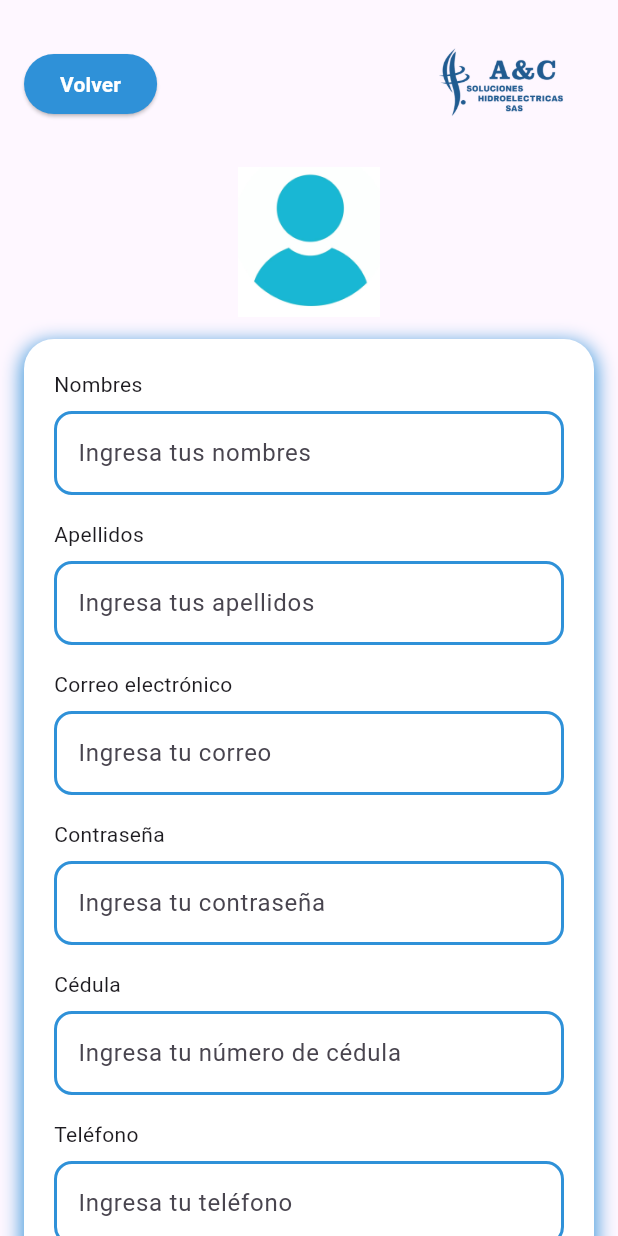
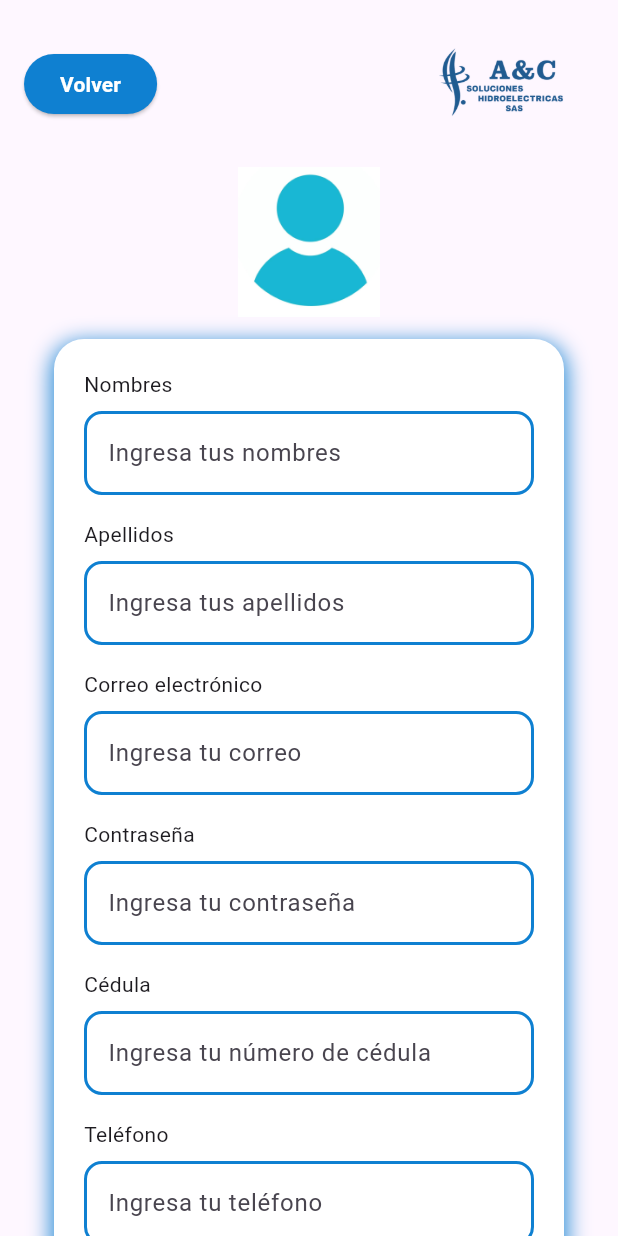
Before and after one commit to jonier255/A-C-Soluciones-Moviles-Flutter, a Flutter app: the screen it shows after launch, after a tap on an icon or button, on a phone screen of 412 x 824 dp. Run offline on Flutter 3.47's test engine with Material 3 defaults, Android fonts, the phone set to English and light mode, and no system bars; our stand-ins replace flutter_bloc.

Commit message:
corrigiendo colores y titulos del login y registro

```diff
--- a/lib/ui/login.dart
+++ b/lib/ui/login.dart
@@ -39,7 +39,7 @@
                     clipper: WaveClipper(),
                     child: Container(
                       height: 180,
-                      color: Color(0xFF2F91D8),
+                      color: Color.fromARGB(255, 15, 128, 209),
                     ),
                   ),
                   const SizedBox(height: 2),
@@ -57,10 +57,10 @@
                       padding: const EdgeInsets.all(20),
                       decoration: BoxDecoration(
                         color: Colors.white,
-                        borderRadius: BorderRadius.circular(12),
+                        borderRadius: BorderRadius.circular(22),
                         boxShadow: [
                           BoxShadow(
-                            color: Color(0xFF2F91D8).withOpacity(0.6),
+                            color: Color.fromARGB(255, 15, 128, 209).withOpacity(0.6),
                             spreadRadius: 4,
                             blurRadius: 10,
                             offset: const Offset(0, 3),
@@ -82,14 +82,17 @@
                                 filled: true,
                                 fillColor: Colors.white,
                                 enabledBorder: OutlineInputBorder(
+                                  borderRadius: BorderRadius.circular(12),
                                   borderSide: BorderSide(
-                                      color: Color(0xFF2F91D8), width: 2.0),
+                                      color: Color.fromARGB(255, 50, 153, 226), width: 2.0),
                                 ),
                                 focusedBorder: OutlineInputBorder(
+                                  borderRadius: BorderRadius.circular(12),
                                   borderSide: BorderSide(
-                                      color: Color(0xFF2F91D8), width: 2.0),
+                                      color: Color.fromARGB(255, 50, 153, 226), width: 2.0),
                                 ),
                                 disabledBorder: OutlineInputBorder(
+                                  borderRadius: BorderRadius.circular(12),
                                   borderSide: BorderSide(
                                       color: Color(0xFF2F91D8), width: 2.0),
                                 )),
@@ -109,16 +112,20 @@
                                 filled: true,
                                 fillColor: Colors.white,
                                 enabledBorder: OutlineInputBorder(
+                                  borderRadius: BorderRadius.circular(12),
                                   borderSide: BorderSide(
-                                      color: Color(0xFF2F91D8), width: 2.0),
+                                      color: Color.fromARGB(255, 41, 142, 214), width: 2.0),
                                 ),
+
                                 focusedBorder: OutlineInputBorder(
+                                  borderRadius: BorderRadius.circular(12),
                                   borderSide: BorderSide(
-                                      color: Color(0xFF2F91D8), width: 2.0),
+                                      color: Color.fromARGB(255, 41, 142, 214), width: 2.0),
                                 ),
                                 disabledBorder: OutlineInputBorder(
+                                  borderRadius: BorderRadius.circular(12),
                                   borderSide: BorderSide(
-                                      color: Color(0xFF2F91D8), width: 2.0),
+                                      color: Color.fromARGB(255, 41, 142, 214), width: 2.0),
                                 )),
                           ),
                           const SizedBox(height: 16),
@@ -143,7 +150,7 @@
                                     style: TextStyle(
 
                                       fontWeight: FontWeight.bold,
-                                      color: Color(0xFF2F91D8),
+                                      color: Color.fromARGB(255, 15, 128, 209),
                                     ),
                                   ),
                                 ),
@@ -163,7 +170,7 @@
                                     textAlign: TextAlign.center,
                                     style: TextStyle(
                                       fontWeight: FontWeight.bold,
-                                      color: Color(0xFF2F91D8),
+                                      color: Color.fromARGB(255, 15, 128, 209),
                                     ),
                                   ),
                                 ),
@@ -210,7 +217,7 @@
                                                   const EdgeInsets.symmetric(
                                                       horizontal: 50,
                                                       vertical: 15),
-                                              backgroundColor: Color(0xFF2F91D8),
+                                              backgroundColor: Color.fromARGB(255, 15, 128, 209),
                                               elevation: 8,
                                               shadowColor: Colors.black,
                                               shape: RoundedRectangleBorder(
--- a/lib/ui/registrarse.dart
+++ b/lib/ui/registrarse.dart
@@ -58,7 +58,7 @@
                           Navigator.pop(context);
                         },
                         style: ElevatedButton.styleFrom(
-                          backgroundColor: Color(0xFF2F91D8),
+                          backgroundColor: Color.fromARGB(255, 15, 128, 209),
                           shape: RoundedRectangleBorder(
                             borderRadius: BorderRadius.circular(20),
                           ),
@@ -83,16 +83,19 @@
                     ),
                   ),
                   const SizedBox(height: 15),
-                  Container(
+                  // Se ha agregado un padding horizontal para hacer la tarjeta más angosta
+                  Padding(
+                    padding: const EdgeInsets.symmetric(horizontal: 20.0),
+                    child: Container(
                       padding: const EdgeInsets.all(20),
                       decoration: BoxDecoration(
                         color: Colors.white,
                         borderRadius: BorderRadius.circular(20),
                         boxShadow: [
                           BoxShadow(
-                          color: Color(0xFF2F91D8).withOpacity(0.9),
+                            color: Color.fromARGB(255, 15, 128, 209).withOpacity(0.9),
                             spreadRadius: 2,
-                          blurRadius: 10,
+                            blurRadius: 12,
                             offset: const Offset(0, 4),
                           ),
                         ],
@@ -136,7 +139,7 @@
                                   },
                                   style: ElevatedButton.styleFrom(
                                       padding: const EdgeInsets.symmetric(horizontal: 50, vertical: 15),
-                                  backgroundColor: Color(0xFF2F91D8),
+                                    backgroundColor: Color.fromARGB(255, 15, 128, 209),
                                     shape: RoundedRectangleBorder(
                                       borderRadius: BorderRadius.circular(12),
                                     ),
@@ -153,6 +156,7 @@
                             },
                           ),
                         ],
+                      ),
                     ),
                   ),
                 ],
@@ -177,15 +181,15 @@
           decoration: InputDecoration(
             enabledBorder: OutlineInputBorder(
             borderRadius: BorderRadius.circular(12),
-            borderSide: const BorderSide(color: Color(0xFF2F91D8), width: 2.0),
+            borderSide: const BorderSide(color: Color.fromARGB(255, 15, 128, 209), width: 2.0),
           ),
           focusedBorder: OutlineInputBorder(
             borderRadius: BorderRadius.circular(12),
-            borderSide: const BorderSide(color: Color(0xFF2F91D8), width: 2.0),
+            borderSide: const BorderSide(color: Color.fromARGB(255, 15, 128, 209), width: 2.0),
           ),
           disabledBorder: OutlineInputBorder(
             borderRadius: BorderRadius.circular(12),
-            borderSide: const BorderSide(color: Color(0xFF2F91D8), width: 2.0),
+            borderSide: const BorderSide(color: Color.fromARGB(255, 15, 128, 209), width: 2.0),
           ),
           hintText: hint,
           filled: true,
```
Lines whose indentation alone changed are shown as unchanged.
